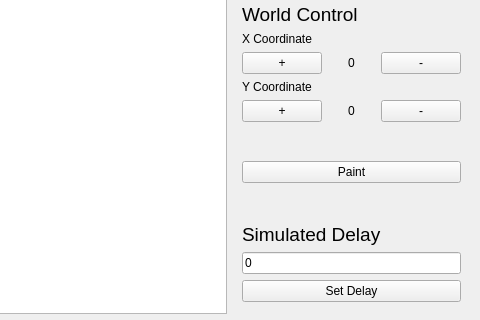
Above: PaintBot 2 - Inverse Kinematics/PaintBot3Server/mainwindow.ui from MoffMade/CSCE462-PainterBot before the change; both pictures show x 329 to 809 and y 278 to 598 of the 809 by 598 pixel window. Below: the same form after it.
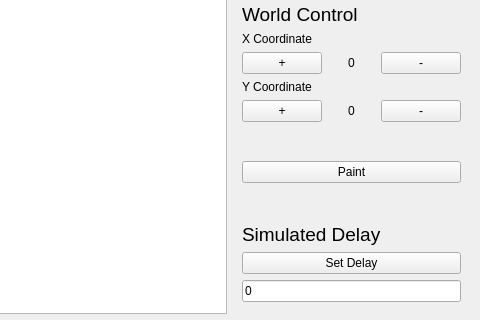
That is the form after the change.

Commit message: added nearly all empty functions to Server

The edit to the form file:
```diff
--- a/PaintBot 2 - Inverse Kinematics/PaintBot3Server/mainwindow.ui
+++ b/PaintBot 2 - Inverse Kinematics/PaintBot3Server/mainwindow.ui
@@ -340,16 +340,16 @@
       </widget>
      </item>
      <item>
-      <widget class="QLineEdit" name="lineEdit">
+      <widget class="QPushButton" name="pushButton_4">
        <property name="text">
-        <string>0</string>
+        <string>Set Delay</string>
        </property>
       </widget>
      </item>
      <item>
-      <widget class="QPushButton" name="pushButton_4">
+      <widget class="QLineEdit" name="lineEdit">
        <property name="text">
-        <string>Set Delay</string>
+        <string>0</string>
        </property>
       </widget>
      </item>
```
The commit also changes 2 other files.
